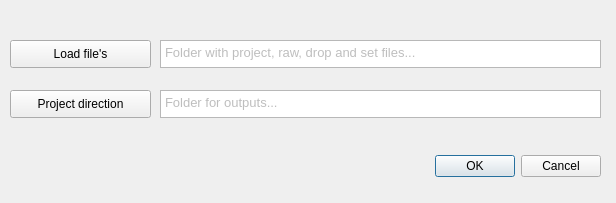
Old version of the form gui/newProject.ui in the repository milosvalko/Agdas.
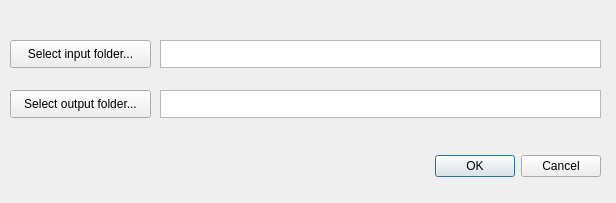
New version of the form.

What changed in the file:
```diff
--- a/gui/newProject.ui
+++ b/gui/newProject.ui
@@ -39,7 +39,7 @@
     </rect>
    </property>
    <property name="text">
-    <string>Load file's</string>
+    <string>Select input folder...</string>
    </property>
   </widget>
   <widget class="QTextEdit" name="name">
@@ -67,7 +67,7 @@
 &lt;html&gt;&lt;head&gt;&lt;meta name=&quot;qrichtext&quot; content=&quot;1&quot; /&gt;&lt;style type=&quot;text/css&quot;&gt;
 p, li { white-space: pre-wrap; }
 &lt;/style&gt;&lt;/head&gt;&lt;body style=&quot; font-family:'MS Shell Dlg 2'; font-size:10pt; font-weight:400; font-style:normal;&quot;&gt;
-&lt;p style=&quot; margin-top:0px; margin-bottom:0px; margin-left:0px; margin-right:0px; -qt-block-indent:0; text-indent:0px;&quot;&gt;&lt;span style=&quot; color:#bebebe;&quot;&gt;Folder with project, raw, drop and set files...&lt;/span&gt;&lt;/p&gt;&lt;/body&gt;&lt;/html&gt;</string>
+&lt;p style=&quot;-qt-paragraph-type:empty; margin-top:0px; margin-bottom:0px; margin-left:0px; margin-right:0px; -qt-block-indent:0; text-indent:0px;&quot;&gt;&lt;br /&gt;&lt;/p&gt;&lt;/body&gt;&lt;/html&gt;</string>
    </property>
   </widget>
   <widget class="QPushButton" name="projDir">
@@ -80,7 +80,7 @@
     </rect>
    </property>
    <property name="text">
-    <string>Project direction</string>
+    <string>Select output folder...</string>
    </property>
   </widget>
   <widget class="QTextEdit" name="projDirPath">
@@ -108,7 +108,7 @@
 &lt;html&gt;&lt;head&gt;&lt;meta name=&quot;qrichtext&quot; content=&quot;1&quot; /&gt;&lt;style type=&quot;text/css&quot;&gt;
 p, li { white-space: pre-wrap; }
 &lt;/style&gt;&lt;/head&gt;&lt;body style=&quot; font-family:'MS Shell Dlg 2'; font-size:10pt; font-weight:400; font-style:normal;&quot;&gt;
-&lt;p style=&quot; margin-top:0px; margin-bottom:0px; margin-left:0px; margin-right:0px; -qt-block-indent:0; text-indent:0px;&quot;&gt;&lt;span style=&quot; color:#bebebe;&quot;&gt;Folder for outputs...&lt;/span&gt;&lt;/p&gt;&lt;/body&gt;&lt;/html&gt;</string>
+&lt;p style=&quot;-qt-paragraph-type:empty; margin-top:0px; margin-bottom:0px; margin-left:0px; margin-right:0px; -qt-block-indent:0; text-indent:0px;&quot;&gt;&lt;br /&gt;&lt;/p&gt;&lt;/body&gt;&lt;/html&gt;</string>
    </property>
   </widget>
  </widget>
```
